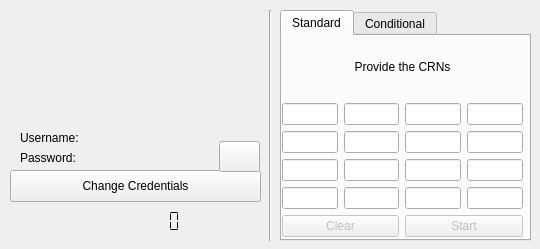
First picture: the form in ui/second.ui, repository mustafaaycll/sabanci-adddropbot, before the edit.
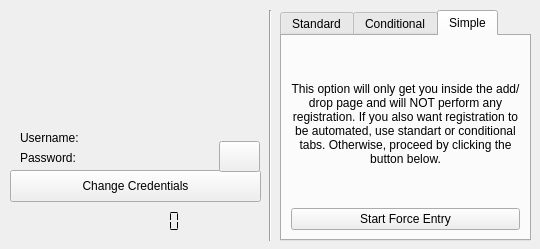
Second picture: the form after the edit. The open tabs and pages were chosen to show the change.

Commit message: force entry tool implemented

Patch:
```diff
--- a/ui/second.ui
+++ b/ui/second.ui
@@ -250,7 +250,7 @@
        <item row="0" column="0" colspan="4">
         <widget class="QLabel" name="infoLabel">
          <property name="text">
-          <string>Provide the CRNs</string>
+          <string>Provide the CRNs to be registered</string>
          </property>
          <property name="alignment">
           <set>Qt::AlignCenter</set>
@@ -415,6 +415,33 @@
       </layout>
      </widget>
     </widget>
+    <widget class="QWidget" name="simpleEntryTab">
+     <attribute name="title">
+      <string>Simple</string>
+     </attribute>
+     <layout class="QVBoxLayout" name="verticalLayout_2">
+      <item>
+       <widget class="QLabel" name="label">
+        <property name="text">
+         <string>This option will only get you inside the add/drop page and will NOT perform any registration. If you also want registration to be automated, use standart or conditional tabs. Otherwise, proceed by clicking the button below.</string>
+        </property>
+        <property name="alignment">
+         <set>Qt::AlignCenter</set>
+        </property>
+        <property name="wordWrap">
+         <bool>true</bool>
+        </property>
+       </widget>
+      </item>
+      <item>
+       <widget class="QPushButton" name="forceEntryButton">
+        <property name="text">
+         <string>Start Force Entry</string>
+        </property>
+       </widget>
+      </item>
+     </layout>
+    </widget>
    </widget>
    <widget class="QLCDNumber" name="clock">
     <property name="geometry">
```
The commit also changes 15 other files.
